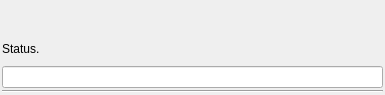
Before: the Qt Designer form python/mmSolver/tools/solver/widget/solverstate_widget.ui in david-cattermole/mayaMatchMoveSolver, drawn with Qt 5.
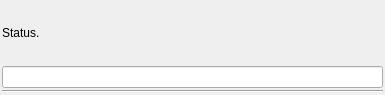
After: the same form once the commit is applied.

Commit message: Remove unused timeline deviation widget

Diff of the .ui file:
```diff
--- a/python/mmSolver/tools/solver/widget/solverstate_widget.ui
+++ b/python/mmSolver/tools/solver/widget/solverstate_widget.ui
@@ -29,9 +29,6 @@
    <property name="bottomMargin">
     <number>2</number>
    </property>
-   <item>
-    <widget class="QWidget" name="timelineDeviation_widget" native="true"/>
-   </item>
    <item>
     <layout class="QHBoxLayout" name="statusLine_layout">
      <item>
```
